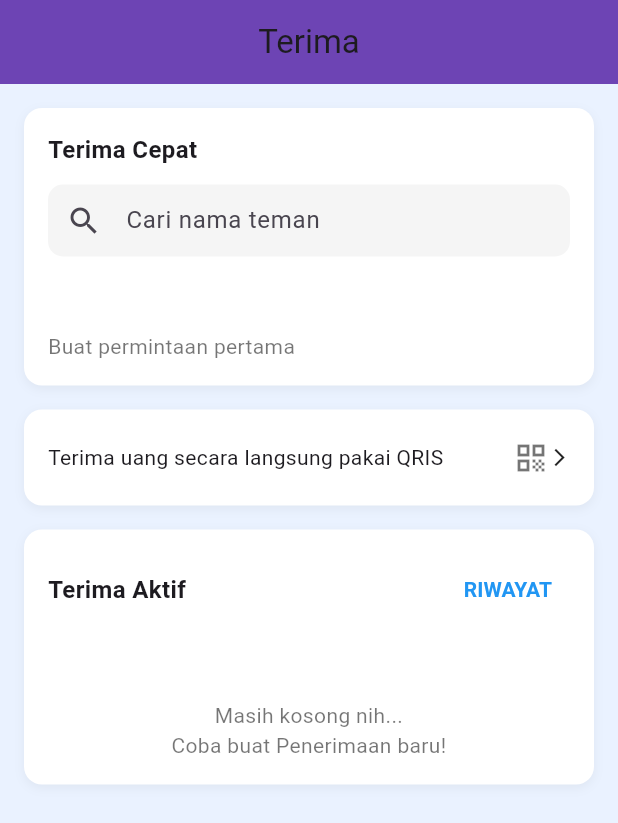
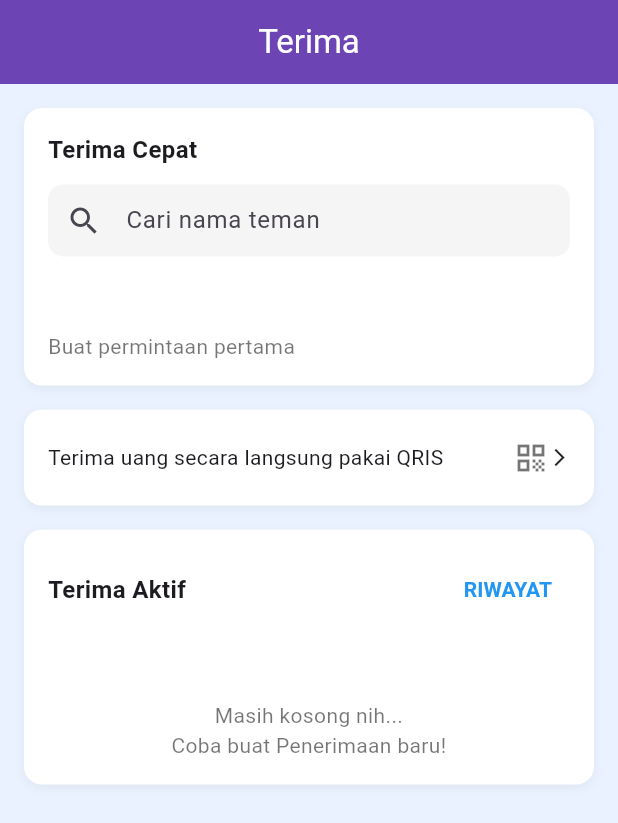
Before and after one commit to Ferdiansyah42/uas_sm4, a Flutter app: the TerimaPage screen opened directly, on a phone screen of 412 x 824 dp. Shown: the top 823 px of the screen. Run offline on Flutter 3.47's test engine with Material 3 defaults, Android fonts, the phone set to English and light mode, and no system bars.

Commit message:
mengubah warna

```diff
--- a/lib/pages/terima_page.dart
+++ b/lib/pages/terima_page.dart
@@ -8,7 +8,10 @@ class TerimaPage extends StatelessWidget {
     return Scaffold(
       backgroundColor: const Color(0xFFEAF2FF),
       appBar: AppBar(
-        title: const Text('Terima'),
+        title: const Text(
+          'Terima',
+          style: TextStyle(color: Colors.white),
+        ),
         centerTitle: true,
         backgroundColor: const Color.fromARGB(255, 109, 68, 180),
         automaticallyImplyLeading: false,
```
